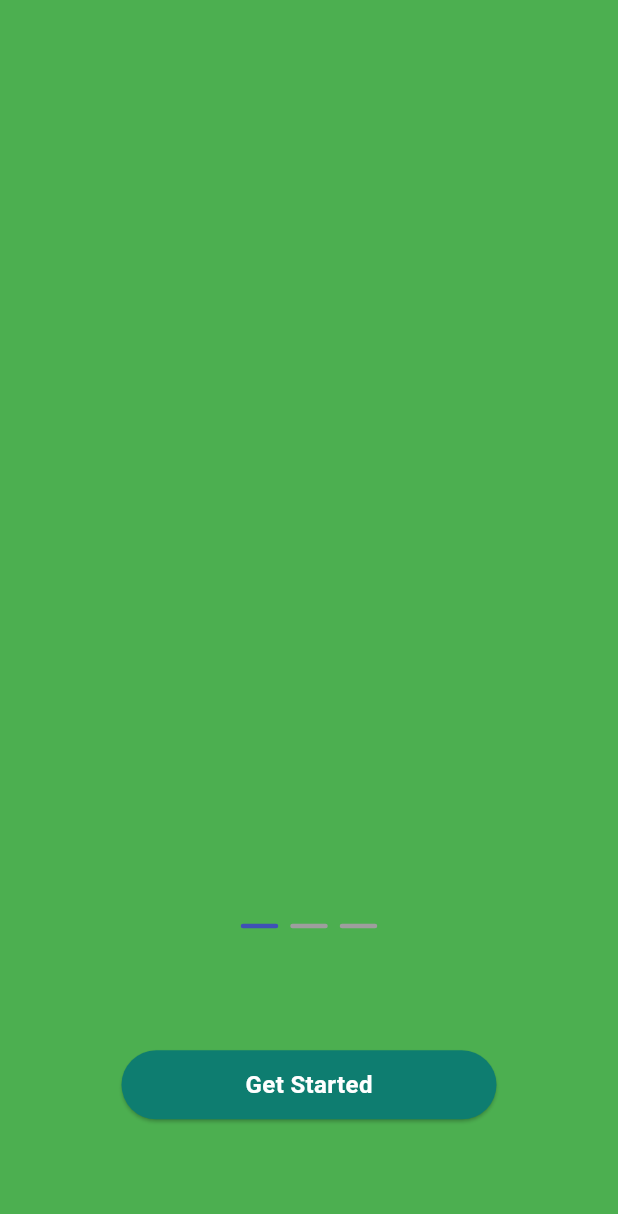
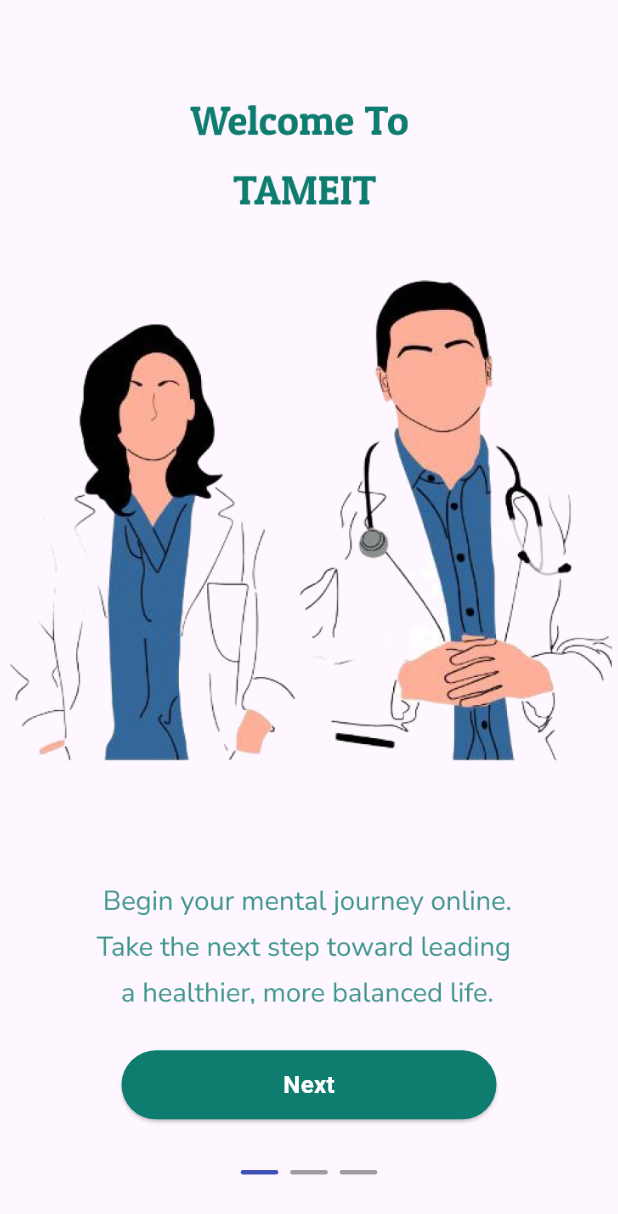
Before and after one commit to RokayaFawzy/tameit, a Flutter app: the screen it shows after launch, on a phone screen of 412 x 824 dp. Shown: the top 1214 px of the screen. Run offline on Flutter 3.47's test engine with Material 3 defaults, Android fonts, the phone set to English and light mode, and no system bars; drawn by our look-alikes of smooth_page_indicator; our stand-ins replace flutter_feather_icons, flutter_rating_bar, google_fonts, intl_phone_field, shared_preferences; missing offline and left inert: flutter_verification_code.

Commit message:
intro Pages Part2

```diff
--- a/tame_it/lib/Screens/beging_screens/Carousel_Slider .dart
+++ b/tame_it/lib/Screens/beging_screens/Carousel_Slider .dart
@@ -1,6 +1,7 @@
 import 'package:flutter/material.dart';
 import 'package:flutter/widgets.dart';
 import 'package:smooth_page_indicator/smooth_page_indicator.dart';
+import 'package:tame_it/Screens/Login.dart';
 import 'package:tame_it/Screens/beging_screens/intro_Page/intro_page1.dart';
 import 'package:tame_it/Screens/beging_screens/intro_Page/intro_page3.dart';
 import 'package:tame_it/values/values.dart';
@@ -17,6 +18,9 @@ class OnBoardingScreen extends StatefulWidget {
 
 class _OnBoardingScreenState extends State<OnBoardingScreen> {
   PageController _controller = PageController();
+
+  bool onLastPage = false;
+
   @override
   Widget build(BuildContext context) {
     var widthOfScreen = MediaQuery.of(context).size.width;
@@ -26,6 +30,11 @@ class _OnBoardingScreenState extends State<OnBoardingScreen> {
         children: [
           PageView(
             controller: _controller,
+            onPageChanged: (index) {
+              setState(() {
+                onLastPage = (index == 2);
+              });
+            },
             children: [
               IntPage1(),
               IntPage2(),
@@ -33,7 +42,7 @@ class _OnBoardingScreenState extends State<OnBoardingScreen> {
             ],
           ),
           Container(
-            alignment: Alignment(0, 0.5),
+            alignment: Alignment(0, 0.9),
             child: SmoothPageIndicator(
                 controller: _controller,
                 count: 3,
@@ -43,7 +52,8 @@ class _OnBoardingScreenState extends State<OnBoardingScreen> {
                     dotWidth: 25,
                     dotHeight: 3)),
           ),
-          Align(
+          onLastPage
+              ? Align(
                   alignment: Alignment(0, 0.8),
                   child: Container(
                     width: 250,
@@ -56,7 +66,34 @@ class _OnBoardingScreenState extends State<OnBoardingScreen> {
                         fontSize: Sizes.TEXT_SIZE_16,
                         fontWeight: FontWeight.w600,
                       ),
-                onPressed: () {},
+                      onPressed: () {
+                        Navigator.push(context,
+                            MaterialPageRoute(builder: (context) {
+                          return Login();
+                        }));
+                      },
+                    ),
+                  ),
+                )
+              : Align(
+                  alignment: Alignment(0, 0.8),
+                  child: Container(
+                    width: 250,
+                    height: 46,
+                    child: CustomButton(
+                      title: 'Next',
+                      color: AppColors.deepsea,
+                      textStyle: theme.textTheme.bodyMedium?.copyWith(
+                        color: AppColors.white,
+                        fontSize: Sizes.TEXT_SIZE_16,
+                        fontWeight: FontWeight.w600,
+                      ),
+                      onPressed: () {
+                        _controller.nextPage(
+                          duration: Duration(milliseconds: 500),
+                          curve: Curves.easeIn,
+                        );
+                      },
                     ),
                   ),
                 ),
--- a/tame_it/lib/Screens/beging_screens/intro_Page/intro_page1.dart
+++ b/tame_it/lib/Screens/beging_screens/intro_Page/intro_page1.dart
@@ -11,7 +11,17 @@ class _IntPage1State extends State<IntPage1> {
   @override
   Widget build(BuildContext context) {
     return Container(
-      color: Colors.green,
+      child: Align(
+        alignment: const Alignment(0.03, -0.38),
+        child: Container(
+          alignment: Alignment(0.03, -0.38),
+          child: Image.asset(
+            "assets/images/B1.png",
+            width: 600, // Adjust the width as needed
+            height: 600, // Adjust the height as needed
+          ),
+        ),
+      ),
     );
   }
 }
--- a/tame_it/lib/main.dart
+++ b/tame_it/lib/main.dart
@@ -33,11 +33,8 @@ class TameIt extends StatelessWidget {
     return MaterialApp(
       debugShowCheckedModeBanner: false,
       home:
-          // ChatDoctorPage(),
-          // Login(),
-          // SplashScreen(),
-          OnBoardingScreen(),
-      // NavBarRoot(),
+          SplashScreen(),
+          // NavBarRoot(),
       routes: {
         '/Login': (context) => Login(),
         '/SignUp': (context) => SignUp(),
```
Also changed, not shown: tame_it/lib/Screens/beging_screens/intro_Page/intro_page2.dart (+12 -1 lines), tame_it/lib/Screens/beging_screens/intro_Page/intro_page3.dart (+14 -3 lines), tame_it/lib/Screens/beging_screens/splash_screen.dart (+6 -6 lines), tame_it/assets/images/B1.png (added), tame_it/assets/images/B2.png (added), tame_it/assets/images/B3.png (added), tame_it/assets/images/begin.png (renamed from tame_it/assets/images/image.png). Lines whose indentation alone changed are shown as unchanged.
